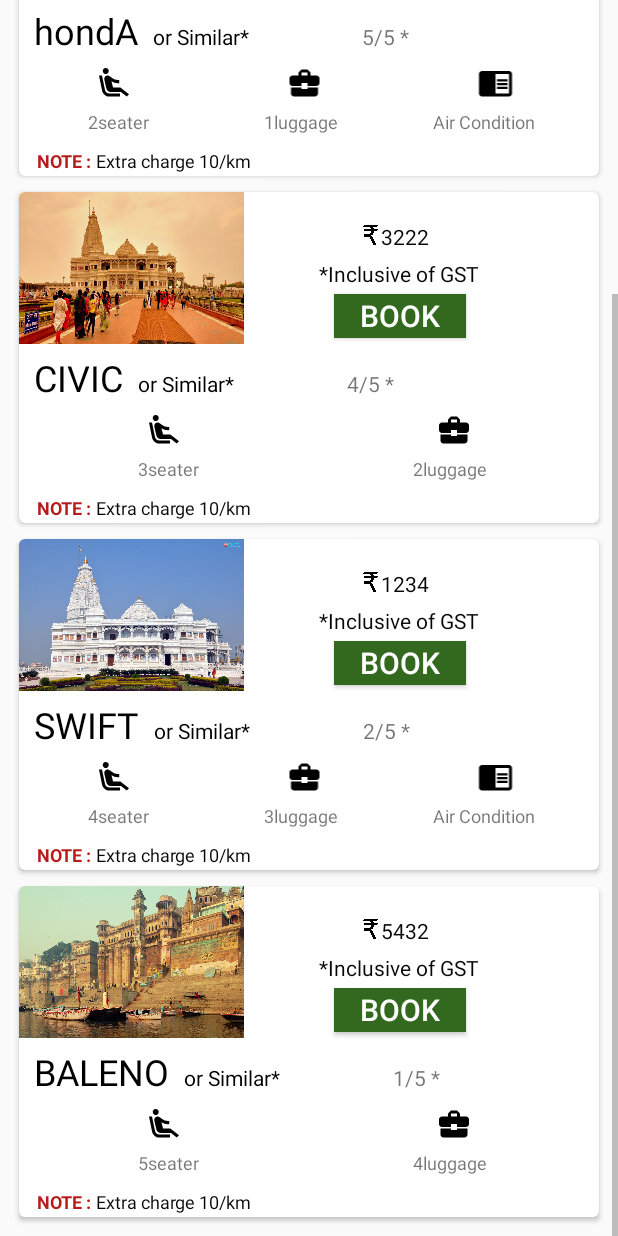
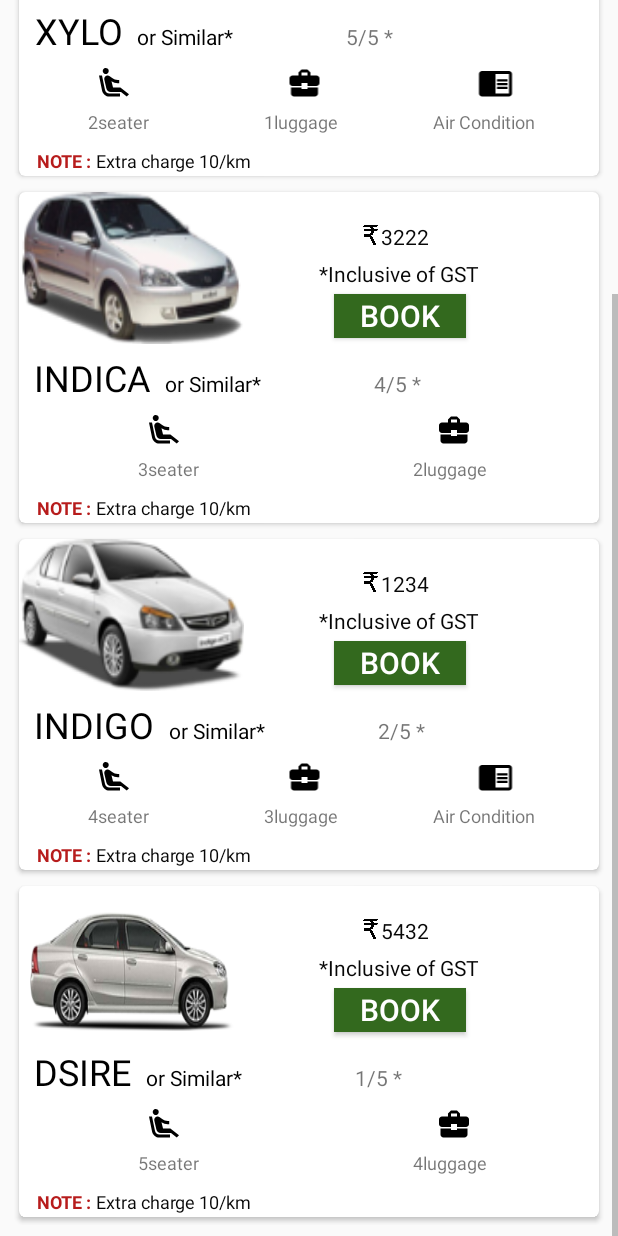
Before and after one commit to djain5888/Darshan, an Android app: the CabResultsActivity screen opened directly, with no data from a screen before it, scrolled down 110 dp, on a phone screen of 412 x 824 dp. Run offline under Robolectric (Android 15) with nearby library versions, the phone set to English and light mode, and no system bars; 1 statement that could not run was skipped.

Commit message:
PNGS ADDED

```diff
--- a/app/src/main/java/com/iniesta/darshan/Activities/CabResultsActivity.java
+++ b/app/src/main/java/com/iniesta/darshan/Activities/CabResultsActivity.java
@@ -32,13 +32,13 @@ public class CabResultsActivity extends AppCompatActivity {
     TextView bookingDateTextView;
     TextView durationTextView;
     private Button dialogButton;
-    private String[] CARNAME= new String[]{"hondA","CIVIC","SWIFT","BALENO"};
+    private String[] CARNAME= new String[]{"XYLO","INDICA","INDIGO","DSIRE"};
 
     private int[] myImageListrow2 = new int[]{
-            R.drawable.haridwar,
-            R.drawable.mathura,
-            R.drawable.vrindawan,
-            R.drawable.varansi1,
+            R.drawable.xylo,
+            R.drawable.indica,
+            R.drawable.indigo,
+            R.drawable.dsire,
 
     };
     private int[] PRICE = new int[]{2000,3222,1234,5432};
```
Also changed, not shown: app/src/main/res/drawable-xhdpi/dsire.png (added), app/src/main/res/drawable-xhdpi/indica.png (added), app/src/main/res/drawable-xhdpi/indigo.png (added), app/src/main/res/drawable-xhdpi/xylo.png (added).
